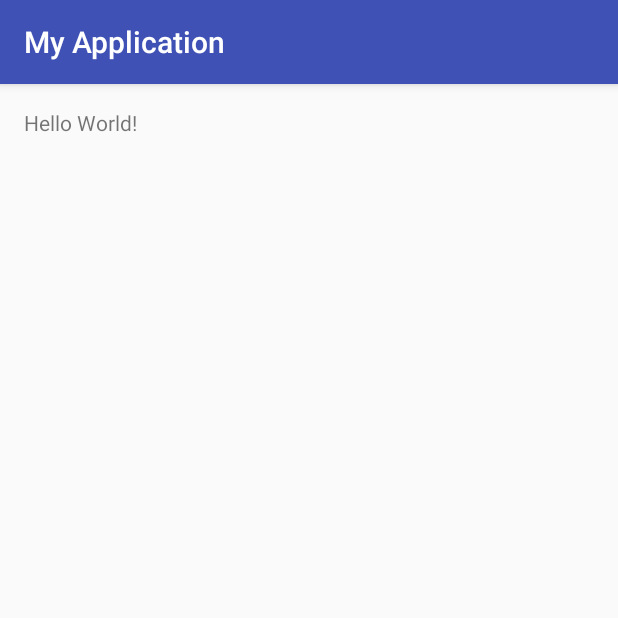
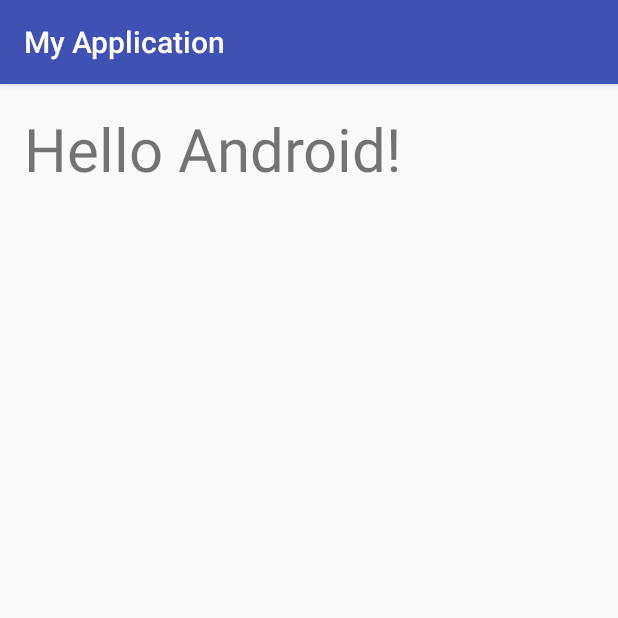
Before and after one commit to NFK3/HelloAndroidApp, an Android app: the screen it shows after launch (MainActivity), on a phone screen of 412 x 824 dp, the top half of it. Run offline under Robolectric (Android 15) with nearby library versions, the phone set to English and light mode, and no system bars.

Commit message:
"Hello Android!"の文字サイズを40spへ変更

```diff
--- a/app/src/main/res/layout/activity_main.xml
+++ b/app/src/main/res/layout/activity_main.xml
@@ -14,6 +14,7 @@
     <TextView
         android:layout_width="wrap_content"
         android:layout_height="wrap_content"
-        android:text="Hello World!" />
+        android:textSize="40sp"
+        android:text="Hello Android!" />
 
 </LinearLayout>
```
